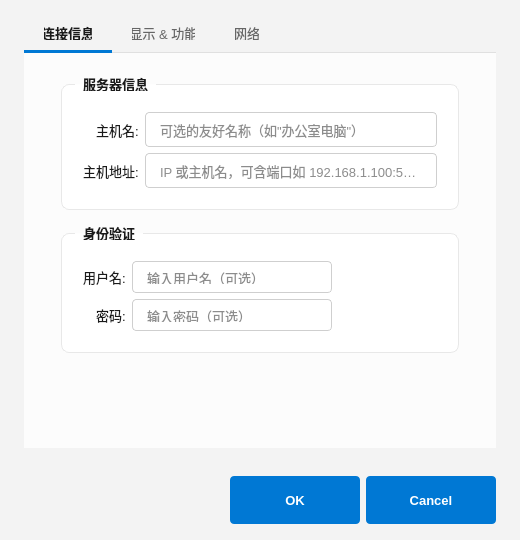
Before: the Qt Designer form src/ui/connectiondialog.ui in JiaYongChen/CrossRemoteDesktop, drawn with Qt 5.
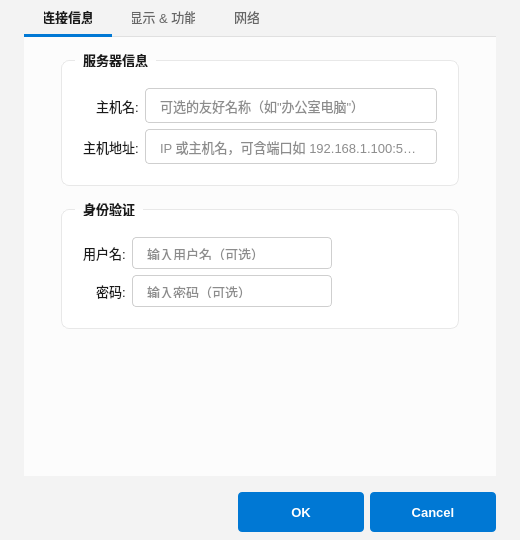
After: the same form once the commit is applied. Icons and pictures are not drawn.

Commit message: fix: 削减对话框装饰空间，扩大内容显示区

```diff
--- a/src/ui/connectiondialog.ui
+++ b/src/ui/connectiondialog.ui
@@ -40,7 +40,7 @@
     border: none;
     border-top: 1px solid #e0e0e0;
     top: -1px;
-    padding: 14px 28px;
+    padding: 6px 28px;
 }
 
 /* --- 标签栏 --- */
@@ -271,11 +271,11 @@
     color: #ffffff;
     border: none;
     border-radius: 4px;
-    padding: 8px 20px;
+    padding: 6px 18px;
     font-size: 13px;
     font-weight: 500;
     min-width: 90px;
-    min-height: 32px;
+    min-height: 28px;
 }
 
 QDialogButtonBox QPushButton:hover {
@@ -332,9 +332,9 @@
      <layout class="QVBoxLayout" name="tabContainerLayout">
       <property name="spacing"><number>0</number></property>
       <property name="leftMargin"><number>24</number></property>
-      <property name="topMargin"><number>16</number></property>
+      <property name="topMargin"><number>0</number></property>
       <property name="rightMargin"><number>24</number></property>
-      <property name="bottomMargin"><number>16</number></property>
+      <property name="bottomMargin"><number>8</number></property>
       <item>
        <widget class="QTabWidget" name="tabWidget">
      <property name="currentIndex"><number>0</number></property>
@@ -436,9 +436,9 @@
     <layout class="QHBoxLayout" name="buttonLayout">
      <property name="spacing"><number>8</number></property>
      <property name="leftMargin"><number>24</number></property>
-     <property name="topMargin"><number>12</number></property>
+     <property name="topMargin"><number>8</number></property>
      <property name="rightMargin"><number>24</number></property>
-     <property name="bottomMargin"><number>16</number></property>
+     <property name="bottomMargin"><number>8</number></property>
      <item><spacer name="buttonSpacer"><property name="orientation"><enum>Qt::Horizontal</enum></property><property name="sizeHint" stdset="0"><size><width>40</width><height>20</height></size></property></spacer></item>
      <item><widget class="QDialogButtonBox" name="buttonBox"><property name="orientation"><enum>Qt::Horizontal</enum></property><property name="standardButtons"><set>QDialogButtonBox::Cancel|QDialogButtonBox::Ok</set></property></widget></item>
     </layout>
```
